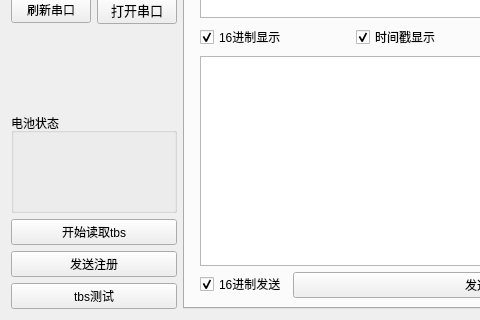
This is qtproj/widget.ui in Fboxtt/qt_proj as Qt 5 draws it before an edit; both pictures show x 0 to 480 and y 239 to 559 of the 1178 by 559 pixel window. The edited form follows.
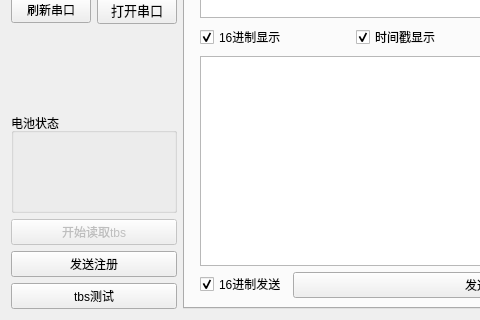
This is the edited form.

Commit message: 增加未连接串口时，读取tbs关闭

Diff of the .ui file:
```diff
--- a/qtproj/widget.ui
+++ b/qtproj/widget.ui
@@ -476,6 +476,9 @@
      </item>
      <item row="1" column="0">
       <widget class="QPushButton" name="pushButton_3">
+       <property name="enabled">
+        <bool>false</bool>
+       </property>
        <property name="text">
         <string>开始读取tbs</string>
        </property>
```
The commit also changes 2 other files.
